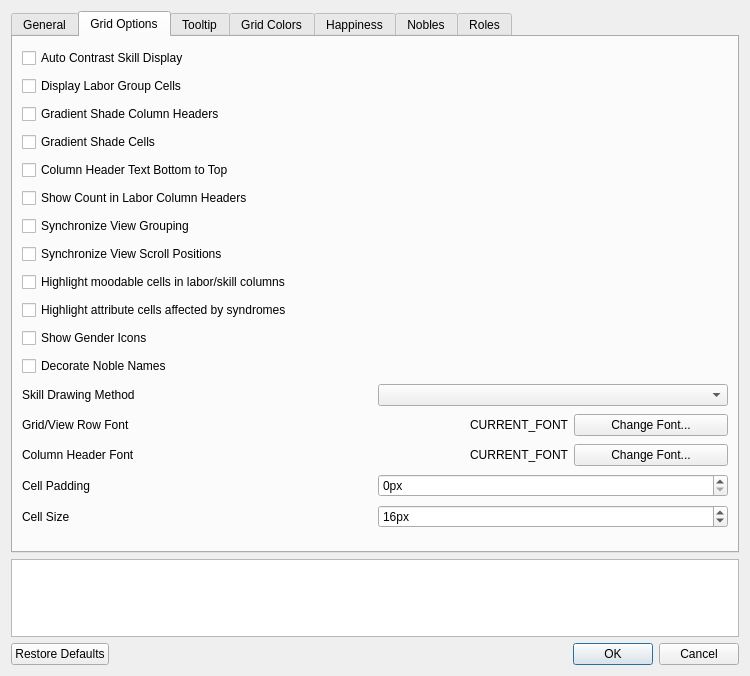
First picture: the form in ui/optionsmenu.ui, repository Dwarf-Therapist/Dwarf-Therapist, before the edit.
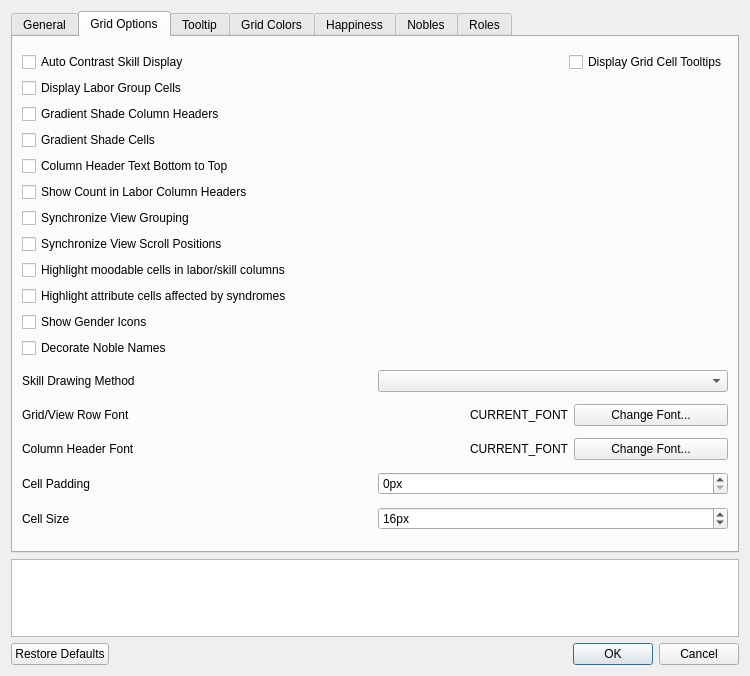
Second picture: the form after the edit. The open tabs and pages were chosen to show the change. Icons and pictures are not drawn.

Commit message:
finish up dock to show tooltip information
- by default in addition to showing the grid cell tooltips, they're also
shown in a new information dock
- an option has been added to hide all grid cell tooltips if the dock
alone is sufficient

- it might be useful to have another similar dock to only show the main
dwarf tooltip as well

- started work on the wear summary

Patch:
```diff
--- a/ui/optionsmenu.ui
+++ b/ui/optionsmenu.ui
@@ -373,9 +373,11 @@
       <attribute name="title">
        <string>Grid Options</string>
       </attribute>
-      <layout class="QVBoxLayout" name="verticalLayout_2" stretch="0,0,0,0,0,0,0,0,0,0,0,0,0,0,0,0,0">
+      <layout class="QVBoxLayout" name="verticalLayout_2" stretch="0,0,0,0,0,0">
        <item>
-        <widget class="QCheckBox" name="cb_auto_contrast">
+        <layout class="QGridLayout" name="gridLayout_2">
+         <item row="7" column="0">
+          <widget class="QCheckBox" name="cb_sync_scrolling">
          <property name="sizePolicy">
           <sizepolicy hsizetype="Minimum" vsizetype="Fixed">
            <horstretch>0</horstretch>
@@ -392,12 +394,12 @@
           <string>When checked, skill blocks on grid cells will choose the highest contrast color available. </string>
          </property>
          <property name="text">
-          <string>Auto Contrast Skill Display</string>
+            <string>Synchronize View Scroll Positions</string>
          </property>
         </widget>
        </item>
-       <item>
-        <widget class="QCheckBox" name="cb_show_aggregates">
+         <item row="11" column="0">
+          <widget class="QCheckBox" name="cb_decorate_nobles">
          <property name="toolTip">
           <string/>
          </property>
@@ -408,11 +410,66 @@
           <string>When checked, and sorting by some criteria, labors will show an aggregate cell above a group. This cell can be toggled to enable/disable a labor for an entire group at once.</string>
          </property>
          <property name="text">
-          <string>Display Labor Group Cells</string>
+            <string>Decorate Noble Names</string>
          </property>
         </widget>
        </item>
-       <item>
+         <item row="10" column="0">
+          <widget class="QCheckBox" name="cb_gender_icons">
+           <property name="toolTip">
+            <string>When checked, shows the gender icons to the left of the name in the grid views.</string>
+           </property>
+           <property name="statusTip">
+            <string>When checked, shows the gender icons to the left of the name in the grid views.</string>
+           </property>
+           <property name="whatsThis">
+            <string>When checked, shows the gender icons to the left of the name in the grid views.</string>
+           </property>
+           <property name="text">
+            <string>Show Gender Icons</string>
+           </property>
+          </widget>
+         </item>
+         <item row="8" column="0">
+          <widget class="QCheckBox" name="cb_moodable">
+           <property name="statusTip">
+            <string>When checked, this will use the colors defined in the grid colors tab to change the border color of highest moodable skills, or skills which have already had a mood.</string>
+           </property>
+           <property name="text">
+            <string>Highlight moodable cells in labor/skill columns</string>
+           </property>
+          </widget>
+         </item>
+         <item row="9" column="0">
+          <widget class="QCheckBox" name="cb_attribute_syns">
+           <property name="toolTip">
+            <string>When checked, any attributes which are affected by syndromes will be highlighted with a blue border.</string>
+           </property>
+           <property name="statusTip">
+            <string>When checked, any attributes which are affected by syndromes will be highlighted with a blue border.</string>
+           </property>
+           <property name="whatsThis">
+            <string>When checked, any attributes which are affected by syndromes will be highlighted with a blue border.</string>
+           </property>
+           <property name="text">
+            <string>Highlight attribute cells affected by syndromes</string>
+           </property>
+          </widget>
+         </item>
+         <item row="0" column="1">
+          <spacer name="horizontalSpacer_24">
+           <property name="orientation">
+            <enum>Qt::Horizontal</enum>
+           </property>
+           <property name="sizeHint" stdset="0">
+            <size>
+             <width>40</width>
+             <height>20</height>
+            </size>
+           </property>
+          </spacer>
+         </item>
+         <item row="2" column="0">
         <widget class="QCheckBox" name="cb_shade_column_headers">
          <property name="toolTip">
           <string/>
@@ -428,7 +485,7 @@
          </property>
         </widget>
        </item>
-       <item>
+         <item row="3" column="0">
         <widget class="QCheckBox" name="cb_shade_cells">
          <property name="toolTip">
           <string/>
@@ -444,7 +501,29 @@
          </property>
         </widget>
        </item>
-       <item>
+         <item row="6" column="0">
+          <widget class="QCheckBox" name="cb_sync_grouping">
+           <property name="sizePolicy">
+            <sizepolicy hsizetype="Minimum" vsizetype="Fixed">
+             <horstretch>0</horstretch>
+             <verstretch>0</verstretch>
+            </sizepolicy>
+           </property>
+           <property name="toolTip">
+            <string/>
+           </property>
+           <property name="statusTip">
+            <string>When checked, the selected grouping will be applied to all views. When unchecked grouping is saved for each view.</string>
+           </property>
+           <property name="whatsThis">
+            <string>When checked, the selected grouping will be applied to all views. When unchecked grouping is saved for each view.</string>
+           </property>
+           <property name="text">
+            <string>Synchronize View Grouping</string>
+           </property>
+          </widget>
+         </item>
+         <item row="4" column="0">
         <widget class="QCheckBox" name="cb_header_text_direction">
          <property name="sizePolicy">
           <sizepolicy hsizetype="Minimum" vsizetype="Fixed">
@@ -466,7 +545,7 @@
          </property>
         </widget>
        </item>
-       <item>
+         <item row="5" column="0">
         <widget class="QCheckBox" name="cb_labor_counts">
          <property name="sizePolicy">
           <sizepolicy hsizetype="Minimum" vsizetype="Fixed">
@@ -488,8 +567,8 @@
          </property>
         </widget>
        </item>
-       <item>
-        <widget class="QCheckBox" name="cb_sync_grouping">
+         <item row="0" column="0">
+          <widget class="QCheckBox" name="cb_auto_contrast">
          <property name="sizePolicy">
           <sizepolicy hsizetype="Minimum" vsizetype="Fixed">
            <horstretch>0</horstretch>
@@ -506,18 +585,12 @@
           <string>When checked, the selected grouping will be applied to all views. When unchecked grouping is saved for each view.</string>
          </property>
          <property name="text">
-          <string>Synchronize View Grouping</string>
+            <string>Auto Contrast Skill Display</string>
          </property>
         </widget>
        </item>
-       <item>
-        <widget class="QCheckBox" name="cb_sync_scrolling">
-         <property name="sizePolicy">
-          <sizepolicy hsizetype="Minimum" vsizetype="Fixed">
-           <horstretch>0</horstretch>
-           <verstretch>0</verstretch>
-          </sizepolicy>
-         </property>
+         <item row="1" column="0">
+          <widget class="QCheckBox" name="cb_show_aggregates">
          <property name="toolTip">
           <string/>
          </property>
@@ -528,67 +601,21 @@
           <string>When checked, the current scroll positions will be applied to all views. This works best with synchronized grouping.</string>
          </property>
          <property name="text">
-          <string>Synchronize View Scroll Positions</string>
+            <string>Display Labor Group Cells</string>
          </property>
         </widget>
        </item>
-       <item>
-        <widget class="QCheckBox" name="cb_moodable">
+         <item row="0" column="2">
+          <widget class="QCheckBox" name="cb_show_tooltips">
          <property name="statusTip">
           <string>When checked, this will use the colors defined in the grid colors tab to change the border color of highest moodable skills, or skills which have already had a mood.</string>
          </property>
          <property name="text">
-          <string>Highlight moodable cells in labor/skill columns</string>
+            <string>Display Grid Cell Tooltips</string>
          </property>
         </widget>
        </item>
-       <item>
-        <widget class="QCheckBox" name="cb_attribute_syns">
-         <property name="toolTip">
-          <string>When checked, any attributes which are affected by syndromes will be highlighted with a blue border.</string>
-         </property>
-         <property name="statusTip">
-          <string>When checked, any attributes which are affected by syndromes will be highlighted with a blue border.</string>
-         </property>
-         <property name="whatsThis">
-          <string>When checked, any attributes which are affected by syndromes will be highlighted with a blue border.</string>
-         </property>
-         <property name="text">
-          <string>Highlight attribute cells affected by syndromes</string>
-         </property>
-        </widget>
-       </item>
-       <item>
-        <widget class="QCheckBox" name="cb_gender_icons">
-         <property name="toolTip">
-          <string>When checked, shows the gender icons to the left of the name in the grid views.</string>
-         </property>
-         <property name="statusTip">
-          <string>When checked, shows the gender icons to the left of the name in the grid views.</string>
-         </property>
-         <property name="whatsThis">
-          <string>When checked, shows the gender icons to the left of the name in the grid views.</string>
-         </property>
-         <property name="text">
-          <string>Show Gender Icons</string>
-         </property>
-        </widget>
-       </item>
-       <item>
-        <widget class="QCheckBox" name="cb_decorate_nobles">
-         <property name="toolTip">
-          <string>When checked, italicizes and adds the masterwork symbol around noble names.</string>
-         </property>
-         <property name="statusTip">
-          <string>When checked, italicizes and adds the masterwork symbol around noble names.</string>
-         </property>
-         <property name="whatsThis">
-          <string>When checked, italicizes and adds the masterwork symbol around noble names.</string>
-         </property>
-         <property name="text">
-          <string>Decorate Noble Names</string>
-         </property>
-        </widget>
+        </layout>
        </item>
        <item>
         <layout class="QHBoxLayout" name="horizontalLayout_7">
```
Left out of the diff: 20 changed lines with no effect on the pictures. Lines whose indentation alone changed are shown as unchanged. The commit also changes 34 other files.
